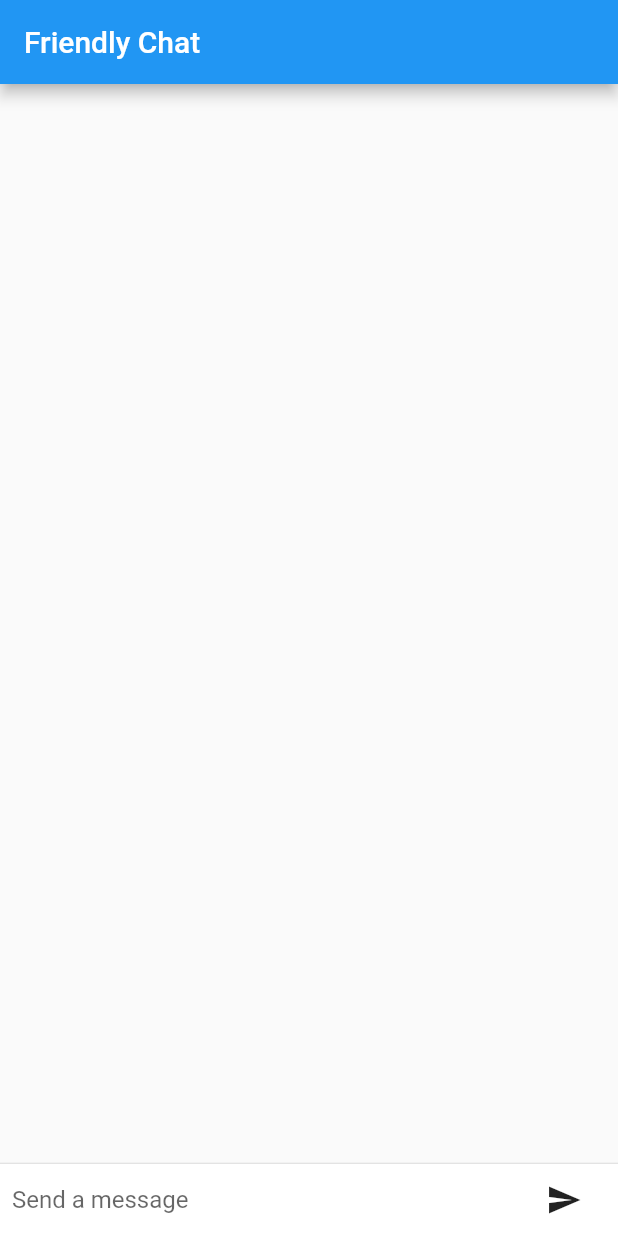
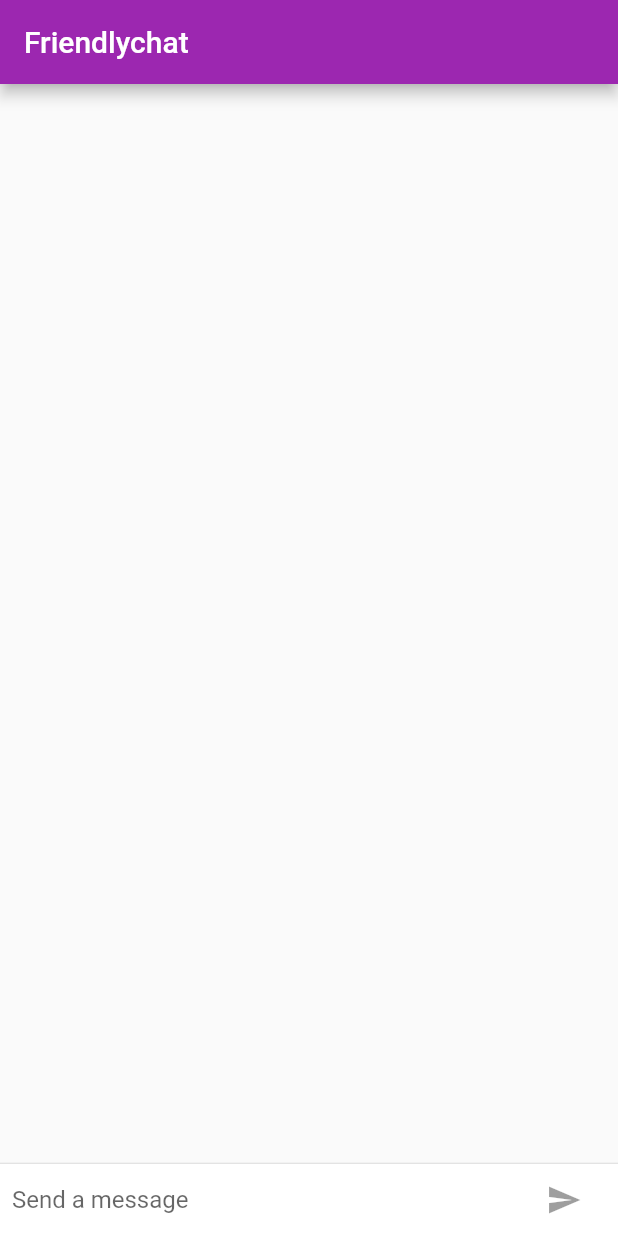
Before and after one commit to kaoussi/flutter-demo, a Flutter app: the screen it shows after launch, on a phone screen of 412 x 824 dp. Run offline on Flutter 3.47's test engine with Material 2 defaults, Android fonts, the phone set to English and light mode, and no system bars.

Commit message:
Adding animation and design for both Android and ios

```diff
--- a/lib/main.dart
+++ b/lib/main.dart
@@ -1,8 +1,21 @@
+import 'package:flutter/cupertino.dart';
+import 'package:flutter/foundation.dart';
 import 'package:flutter/material.dart';
 
 void main() {
   runApp(new FriendlychatApp());
 }
+
+final ThemeData kIOSTheme = new ThemeData(
+  primarySwatch: Colors.orange,
+  primaryColor: Colors.grey[100],
+  primaryColorBrightness: Brightness.light,
+);
+
+final ThemeData kDefaultTheme = new ThemeData(
+  primarySwatch: Colors.purple,
+  accentColor: Colors.orangeAccent[400],
+);
 
 const String _name = "Souhail Kaoussi";
 
@@ -10,8 +23,51 @@ class FriendlychatApp extends StatelessWidget {
  @override
  Widget build(BuildContext context) {
     return new MaterialApp(
-      title: "Friendlychat",
+      title: "Friendly Chat",
+      theme: defaultTargetPlatform == TargetPlatform.iOS
+        ? kIOSTheme
+        : kDefaultTheme,
       home: new ChatScreen(),
+    );
+  }
+}
+
+class ChatMessage extends StatelessWidget {
+  ChatMessage({this.text, this.animationController});
+  final String text;
+  final AnimationController animationController;
+  @override
+  Widget build(BuildContext context) {
+    return new SizeTransition(
+      sizeFactor: new CurvedAnimation(
+        parent: animationController,
+        curve: Curves.easeOut
+      ),
+      axisAlignment: 0.0,
+      child: new Container(
+        margin: const EdgeInsets.symmetric(vertical: 10.0),
+        child: new Row(
+          crossAxisAlignment: CrossAxisAlignment.start,
+          children: <Widget>[
+            new Container(
+              margin: const EdgeInsets.only(right: 16.0),
+              child: new CircleAvatar(child: new Text(_name[0])),
+            ),
+            new Expanded(
+              child: new Column(
+                crossAxisAlignment: CrossAxisAlignment.start,
+                children: <Widget>[
+                  new Text(_name, style: Theme.of(context).textTheme.subhead),
+                  new Container(
+                    margin: const EdgeInsets.only(top: 5.0),
+                    child: new Text(text),
+                  ),
+                ],
+              ),
+            ),
+          ],
+        ),
+      )
     );
   }
 }
@@ -21,53 +77,87 @@ class ChatScreen extends StatefulWidget {
   State createState() => new ChatScreenState();
 }
 
-class ChatScreenState extends State<ChatScreen> {
+class ChatScreenState extends State<ChatScreen> with TickerProviderStateMixin {
   final List<ChatMessage> _messages = <ChatMessage>[];
   final TextEditingController _textController = new TextEditingController();
+  bool _isComposing = false;
 
   void _handleSubmitted(String text) {
     _textController.clear();
+    setState(() {
+      _isComposing = false;
+    });
     ChatMessage message = new ChatMessage(
       text: text,
+      animationController: new AnimationController(
+        duration: new Duration(milliseconds: 700),
+        vsync: this,
+      ),
     );
-    setState((){
+    setState(() {
       _messages.insert(0, message);
     });
+    message.animationController.forward();
+  }
+
+  void dispose() {
+    for (ChatMessage message in _messages)
+      message.animationController.dispose();
+    super.dispose();
   }
 
    Widget _buildTextComposer() {
-   return new Container(
+    return new IconTheme(
+      data: new IconThemeData(color: Theme.of(context).accentColor),
+      child: new Container(
           margin: const EdgeInsets.symmetric(horizontal: 8.0),
-       child: new Row(
-          children: <Widget>[
+          child: new Row(children: <Widget>[
             new Flexible(
               child: new TextField(
                 controller: _textController,
+                onChanged: (String text) {
+                  setState(() {
+                    _isComposing = text.length > 0;
+                  });
+                },
                 onSubmitted: _handleSubmitted,
-                decoration: new InputDecoration.collapsed(
-                hintText: "Send a message"),
+                decoration:
+                    new InputDecoration.collapsed(hintText: "Send a message"),
               ),
             ),
             new Container(
                 margin: new EdgeInsets.symmetric(horizontal: 4.0),
-              child: new IconButton(
+                child: Theme.of(context).platform == TargetPlatform.iOS
+                    ? new CupertinoButton(
+                        child: new Text("Send"),
+                        onPressed: _isComposing
+                            ? () => _handleSubmitted(_textController.text)
+                            : null,
+                      )
+                    : new IconButton(
                         icon: new Icon(Icons.send),
-                onPressed: () => _handleSubmitted(_textController.text)),
-           ),
-         ]
-       )
+                        onPressed: _isComposing
+                            ? () => _handleSubmitted(_textController.text)
+                            : null,
+                      )),
+          ]),
+          decoration: Theme.of(context).platform == TargetPlatform.iOS
+              ? new BoxDecoration(
+                  border:
+                      new Border(top: new BorderSide(color: Colors.grey[200])))
+              : null),
     );
   }
 
-  @override
   Widget build(BuildContext context) {
     return new Scaffold(
       appBar: new AppBar(
-        title: new Text(
-          "Friendly Chat"
-        )
+        title: new Text("Friendlychat"),
+        elevation:
+            Theme.of(context).platform == TargetPlatform.iOS ? 0.0 : 4.0
       ),
-      body: new Column(
+      body: new Container(
+        child: new Column(
           children: <Widget>[
           new Flexible(
             child: new ListView.builder(
@@ -75,7 +165,7 @@ class ChatScreenState extends State<ChatScreen> {
               reverse: true,
               itemBuilder: (_, int index) => _messages[index],
               itemCount: _messages.length,
-            ),
+            )
           ),
           new Divider(height: 1.0),
           new Container(
@@ -83,38 +173,9 @@ class ChatScreenState extends State<ChatScreen> {
               color: Theme.of(context).cardColor),
             child: _buildTextComposer(),
           ),
-        ],
+         ]
        ),
+       decoration: Theme.of(context).platform == TargetPlatform.iOS ? new BoxDecoration(border: new Border(top: new BorderSide(color: Colors.grey[200]))) : null),//new
    );
   }
 }
-
-class ChatMessage extends StatelessWidget {
-  ChatMessage({this.text});
-  final String text;
-  @override
-  Widget build(BuildContext context) {
-    return new Container(
-      margin: const EdgeInsets.symmetric(vertical: 10.0),
-      child: new Row(
-        crossAxisAlignment: CrossAxisAlignment.start,
-        children: <Widget>[
-          new Container(
-            margin: const EdgeInsets.only(right: 16.0),
-            child: new CircleAvatar(child: new Text(_name[0])),
-          ),
-          new Column(
-            crossAxisAlignment: CrossAxisAlignment.start,
-            children: <Widget>[
-              new Text(_name, style: Theme.of(context).textTheme.subhead),
-              new Container(
-                margin: const EdgeInsets.only(top: 5.0),
-                child: new Text(text),
-              ),
-            ],
-          ),
-        ],
-      ),
-    );
-  }
-}
```
Lines whose indentation alone changed are shown as unchanged.
